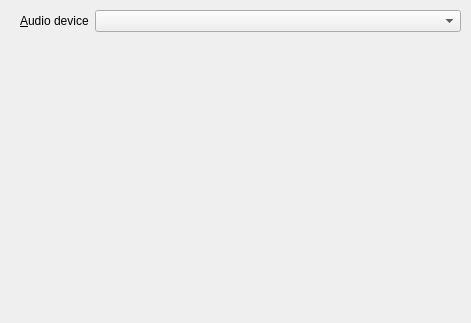
Qt form settingsdialog.ui (MartinHignett/SongDetector) before a commit.
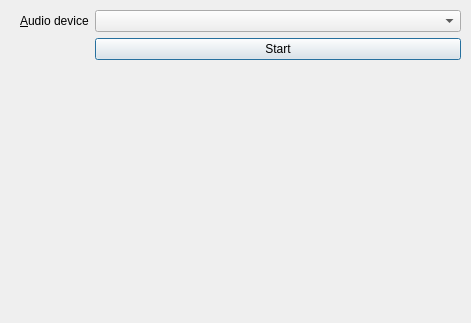
The same form after that commit.

Patch:
```diff
--- a/settingsdialog.ui
+++ b/settingsdialog.ui
@@ -36,6 +36,13 @@
     <item row="0" column="1">
      <widget class="QComboBox" name="audioDeviceCombo"/>
     </item>
+    <item row="1" column="1">
+     <widget class="QPushButton" name="startButton">
+      <property name="text">
+       <string>Start</string>
+      </property>
+     </widget>
+    </item>
    </layout>
   </widget>
  </widget>
```
